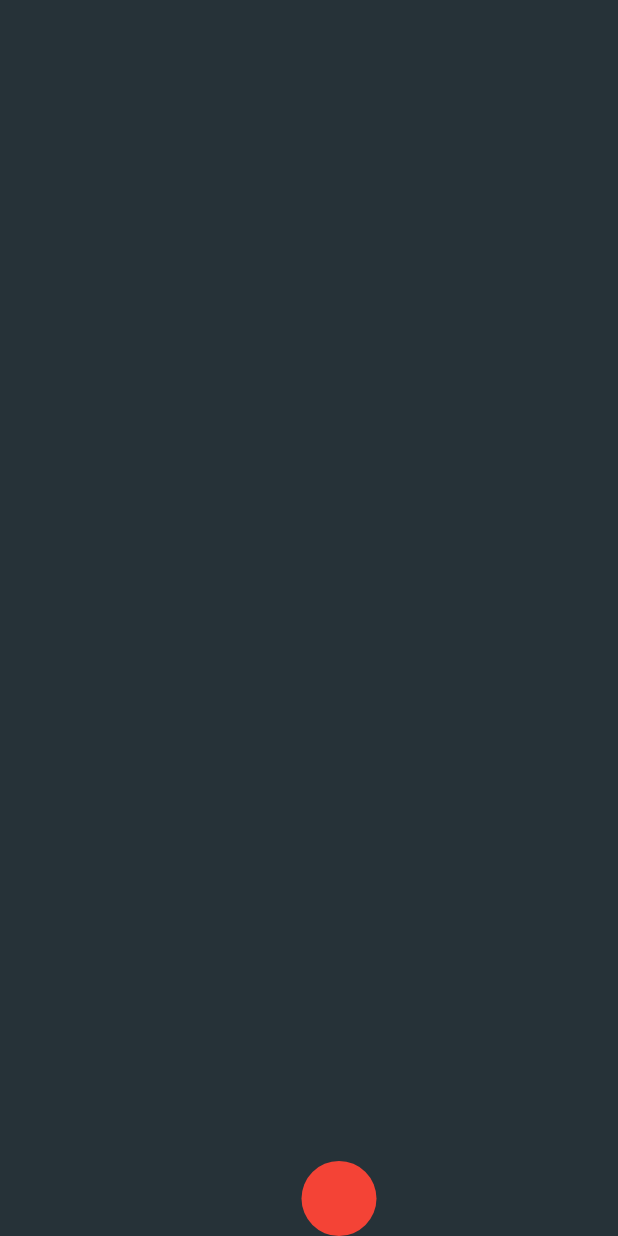
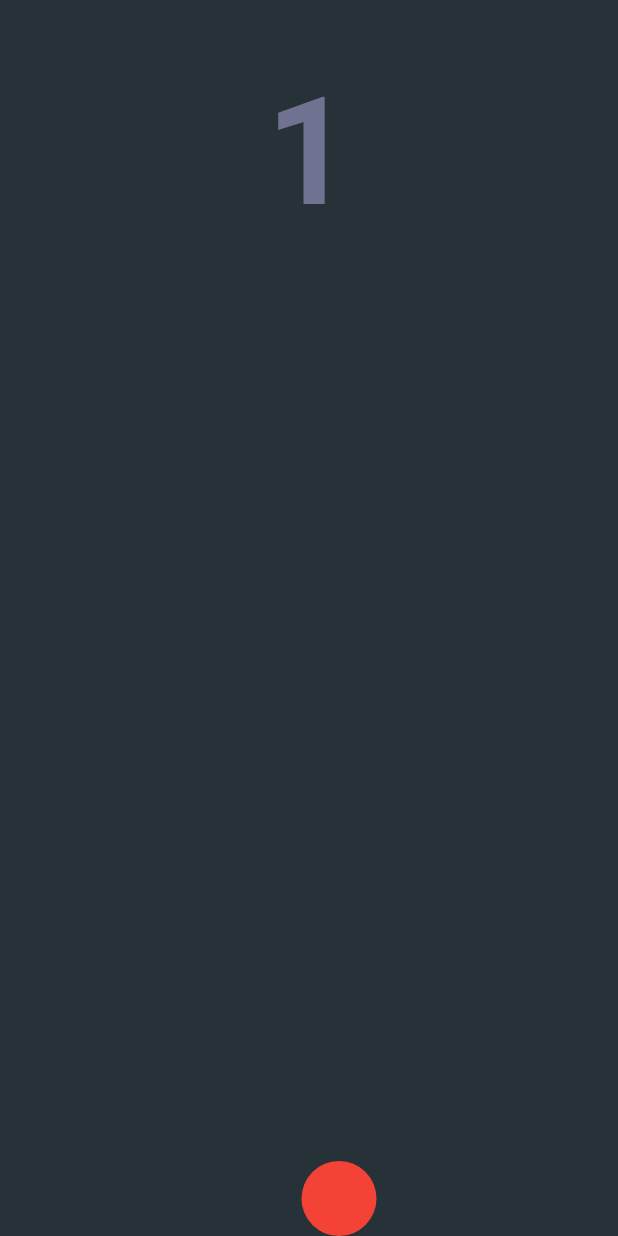
Before and after one commit to thecorpsebutcher/Moviles_P2, a Flutter app: the screen it shows after launch, after a tap on "Jugar", on a phone screen of 412 x 824 dp. Run offline on Flutter 3.47's test engine with Material 3 defaults, Android fonts, the light colour scheme and no system bars.

Commit message:
Puntuación y tal

```diff
--- a/juego_flutter/lib/screens/game_screen.dart
+++ b/juego_flutter/lib/screens/game_screen.dart
@@ -1,6 +1,17 @@
 import 'package:flutter/material.dart';
 import '../widgets/player.dart';
 import 'dart:async';
+
+class MyGameApp extends StatelessWidget {
+  @override
+  Widget build(BuildContext context) {
+    return MaterialApp(
+      debugShowCheckedModeBanner: false,
+      home: GameScreen(),
+    );
+  }
+}
+
 
 class GameScreen extends StatefulWidget {
   @override
@@ -20,7 +31,7 @@ class _GameScreenState extends State<GameScreen> {
 
   Timer? _timer;
 
-  int points = 0;
+  int score = 0;
 
   @override
   void initState() {
@@ -55,9 +66,11 @@ class _GameScreenState extends State<GameScreen> {
         if (xPosition <= 0) {
           xPosition = 0;
           velocityX = velocityX.abs(); // cambiar a derecha
+          score ++;
         } else if (xPosition >= maxWidth) {
           xPosition = maxWidth;
           velocityX = -velocityX.abs(); // cambiar a izquierda
+          score ++;
         }
       });
     });
@@ -95,6 +108,21 @@ class _GameScreenState extends State<GameScreen> {
                 ),
               ),
             ),
+          // Score arriba izquierda
+            Align(
+              alignment: Alignment.topCenter, // arriba y centrado horizontal
+              child: Padding(
+                padding: EdgeInsets.only(top: 30), // separarlo del borde superior
+                child: Text(
+                  '$score',
+                  style: TextStyle(
+                    color: Color.fromARGB(255, 112, 114, 145),
+                    fontSize: 100,
+                    fontWeight: FontWeight.bold,
+                  ),
+                ),
+              ),
+            )
           ],
         ),
       ),
--- a/juego_flutter/lib/screens/menu_screen.dart
+++ b/juego_flutter/lib/screens/menu_screen.dart
@@ -12,7 +12,7 @@ class MenuScreen extends StatelessWidget {
           mainAxisAlignment: MainAxisAlignment.center,
           children: [
             Text(
-              "Mi Juego",
+              "El jueguillo de la bolilla que robotea",
               style: TextStyle(color: Colors.white, fontSize: 40, fontWeight: FontWeight.bold),
             ),
             SizedBox(height: 50),
```
